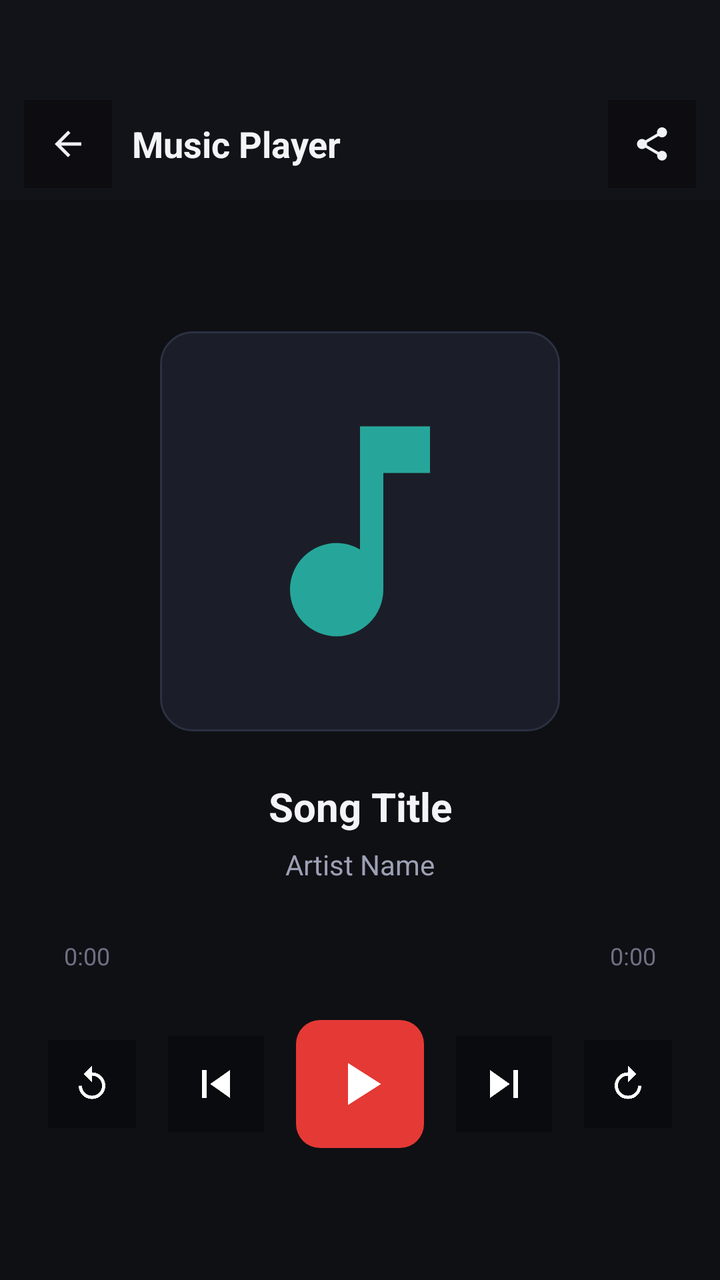
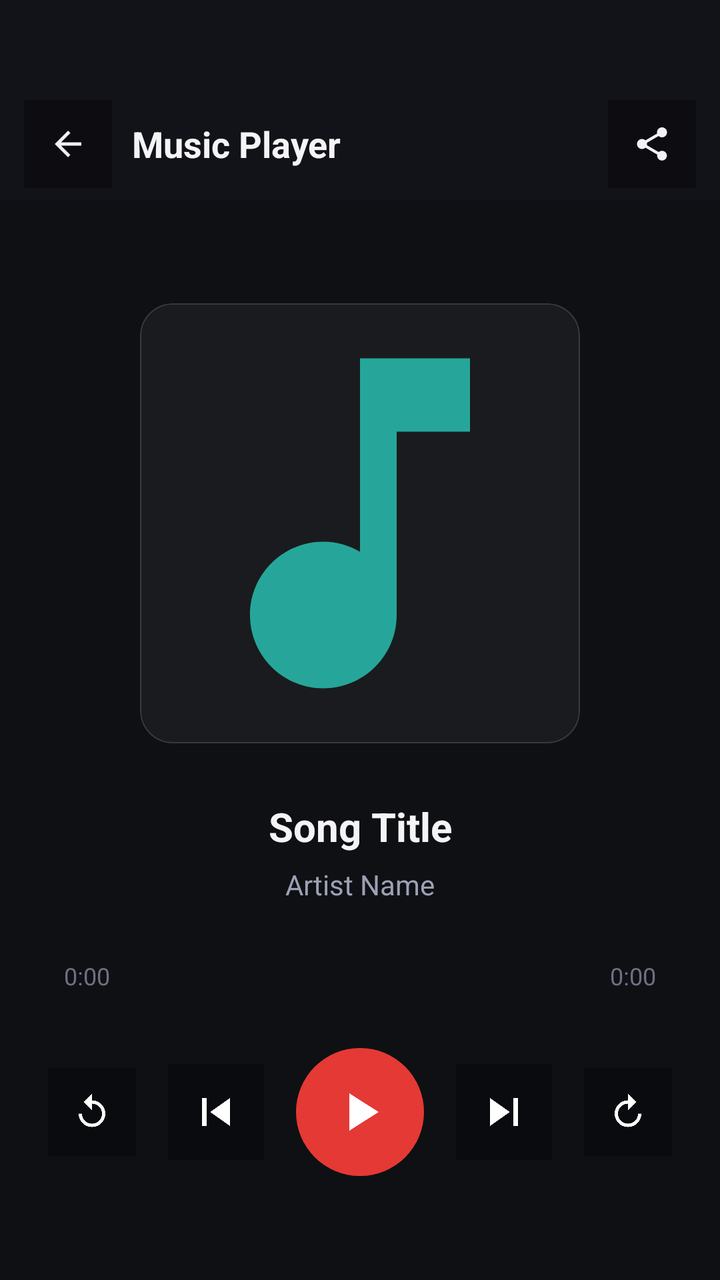

The first picture is an Android layout as it rendered before a commit; the second is the same layout after the commit. The layout source and the unified diff follow.
<!-- AndroidManifest.xml: application theme Theme.ArtrawFiles -->
<!-- res/layout/activity_audio_player.xml -->
<?xml version="1.0" encoding="utf-8"?>
<LinearLayout xmlns:android="http://schemas.android.com/apk/res/android"
    android:id="@+id/rootAudioPlayer"
    android:layout_width="match_parent"
    android:layout_height="match_parent"
    android:orientation="vertical"
    android:background="@drawable/bg_heaven_gradient">

    
    <LinearLayout
        android:id="@+id/headerAudio"
        android:layout_width="match_parent"
        android:layout_height="wrap_content"
        android:orientation="vertical"
        android:background="@color/aurora_background_surface">

        <View
            android:id="@+id/statusBarSpacerAudio"
            android:layout_width="match_parent"
            android:layout_height="44dp" />

        <RelativeLayout
            android:layout_width="match_parent"
            android:layout_height="56dp"
            android:paddingStart="12dp"
            android:paddingEnd="12dp">

            <ImageView
                android:id="@+id/btnBackAudio"
                android:layout_width="44dp"
                android:layout_height="44dp"
                android:layout_alignParentStart="true"
                android:layout_centerVertical="true"
                android:padding="12dp"
                android:background="@drawable/ripple_aurora"
                android:src="@drawable/ic_arrow_back"
                android:contentDescription="@string/content_back" />

            <TextView
                android:id="@+id/tvHeaderTitleAudio"
                android:layout_width="wrap_content"
                android:layout_height="wrap_content"
                android:layout_centerVertical="true"
                android:layout_marginStart="10dp"
                android:layout_toEndOf="@id/btnBackAudio"
                android:layout_toStartOf="@id/btnShareAudio"
                android:text="Music Player"
                android:textStyle="bold"
                android:textColor="@color/aurora_text_primary"
                android:textSize="18sp" />

            <ImageView
                android:id="@+id/btnShareAudio"
                android:layout_width="44dp"
                android:layout_height="44dp"
                android:layout_alignParentEnd="true"
                android:layout_centerVertical="true"
                android:background="@drawable/ripple_aurora"
                android:padding="12dp"
                android:src="@drawable/ic_share"
                android:contentDescription="@string/content_share" />
        </RelativeLayout>
    </LinearLayout>

    
    <LinearLayout
        android:layout_width="match_parent"
        android:layout_height="0dp"
        android:layout_weight="1"
        android:orientation="vertical"
        android:gravity="center"
        android:padding="24dp">

        
        <FrameLayout
            android:layout_width="200dp"
            android:layout_height="200dp"
            android:background="@drawable/bg_glass_clay_card_elevated"
            android:layout_marginBottom="24dp">

            <ImageView
                android:id="@+id/imgAlbumArt"
                android:layout_width="140dp"
                android:layout_height="140dp"
                android:layout_gravity="center"
                android:src="@drawable/ic_audio" />
        </FrameLayout>

        
        <TextView
            android:id="@+id/tvTrackTitle"
            android:layout_width="match_parent"
            android:layout_height="wrap_content"
            android:gravity="center"
            android:text="Song Title"
            android:textStyle="bold"
            android:textColor="@color/aurora_text_primary"
            android:textSize="20sp"
            android:ellipsize="marquee"
            android:singleLine="true" />

        <TextView
            android:id="@+id/tvTrackArtist"
            android:layout_width="match_parent"
            android:layout_height="wrap_content"
            android:layout_marginTop="6dp"
            android:gravity="center"
            android:text="Artist Name"
            android:textColor="@color/aurora_text_secondary"
            android:textSize="14sp" />

        
        <SeekBar
            android:id="@+id/seekBarAudio"
            android:layout_width="match_parent"
            android:layout_height="wrap_content"
            android:layout_marginTop="24dp"
            android:progressBackgroundTint="@color/aurora_outline"
            android:progressTint="@color/aurora_primary"
            android:thumbTint="@color/aurora_primary" />

        <RelativeLayout
            android:layout_width="match_parent"
            android:layout_height="wrap_content"
            android:layout_marginTop="4dp"
            android:paddingStart="8dp"
            android:paddingEnd="8dp">

            <TextView
                android:id="@+id/tvCurrentTime"
                android:layout_width="wrap_content"
                android:layout_height="wrap_content"
                android:layout_alignParentStart="true"
                android:text="0:00"
                android:textColor="@color/aurora_text_tertiary"
                android:textSize="12sp" />

            <TextView
                android:id="@+id/tvTotalTime"
                android:layout_width="wrap_content"
                android:layout_height="wrap_content"
                android:layout_alignParentEnd="true"
                android:text="0:00"
                android:textColor="@color/aurora_text_tertiary"
                android:textSize="12sp" />
        </RelativeLayout>

        
        <LinearLayout
            android:layout_width="match_parent"
            android:layout_height="wrap_content"
            android:layout_marginTop="24dp"
            android:gravity="center"
            android:orientation="horizontal">

            <ImageView
                android:id="@+id/btnReplay10"
                android:layout_width="44dp"
                android:layout_height="44dp"
                android:layout_marginEnd="16dp"
                android:background="@drawable/ripple_aurora"
                android:padding="12dp"
                android:src="@drawable/ic_replay_10"
                android:contentDescription="@string/content_refresh" />

            <ImageView
                android:id="@+id/btnPrevTrack"
                android:layout_width="48dp"
                android:layout_height="48dp"
                android:layout_marginEnd="16dp"
                android:background="@drawable/ripple_aurora"
                android:padding="10dp"
                android:src="@drawable/ic_skip_previous"
                android:contentDescription="@string/content_skip_previous" />

            <FrameLayout
                android:id="@+id/btnPlayPauseAudio"
                android:layout_width="64dp"
                android:layout_height="64dp"
                android:background="@drawable/bg_glass_clay_button_primary">

                <ImageView
                    android:id="@+id/imgPlayPause"
                    android:layout_width="36dp"
                    android:layout_height="36dp"
                    android:layout_gravity="center"
                    android:src="@drawable/ic_play"
                    android:contentDescription="@string/content_play_pause" />
            </FrameLayout>

            <ImageView
                android:id="@+id/btnNextTrack"
                android:layout_width="48dp"
                android:layout_height="48dp"
                android:layout_marginStart="16dp"
                android:background="@drawable/ripple_aurora"
                android:padding="10dp"
                android:src="@drawable/ic_skip_next"
                android:contentDescription="@string/content_skip_next" />

            <ImageView
                android:id="@+id/btnForward10"
                android:layout_width="44dp"
                android:layout_height="44dp"
                android:layout_marginStart="16dp"
                android:background="@drawable/ripple_aurora"
                android:padding="12dp"
                android:src="@drawable/ic_forward_10"
                android:contentDescription="@string/content_forward_10" />
        </LinearLayout>
    </LinearLayout>
    </LinearLayout>
<!-- resources referenced by this layout -->
<resources>
  <color name="aurora_background_surface">#121318</color>
  <color name="aurora_outline">#232635</color>
  <color name="aurora_primary">#E53935</color>
  <color name="aurora_text_primary">#F4F4F7</color>
  <color name="aurora_text_secondary">#9DA0B4</color>
  <color name="aurora_text_tertiary">#6E7184</color>
  <!-- drawable bg_glass_clay_button_primary (drawable) -->
  <?xml version="1.0" encoding="utf-8"?>
  <selector xmlns:android="http://schemas.android.com/apk/res/android">
      <item android:state_pressed="true">
          <shape android:shape="rectangle">
              <solid android:color="#C62828" />
              <corners android:radius="12dp" />
          </shape>
      </item>
      <item>
          <shape android:shape="rectangle">
              <solid android:color="@color/aurora_primary" />
              <corners android:radius="12dp" />
          </shape>
      </item>
  </selector>
  <!-- drawable bg_glass_clay_card_elevated (drawable) -->
  <?xml version="1.0" encoding="utf-8"?>
  <shape xmlns:android="http://schemas.android.com/apk/res/android"
      android:shape="rectangle">
      <solid android:color="#1B1E28" />
      <corners android:radius="16dp" />
      <stroke
          android:width="1dp"
          android:color="#2C3042" />
  </shape>
  <!-- drawable bg_heaven_gradient (drawable) -->
  <?xml version="1.0" encoding="utf-8"?>
  <shape xmlns:android="http://schemas.android.com/apk/res/android"
      android:shape="rectangle">
      <solid android:color="#0F1014" />
  </shape>
  <!-- drawable ic_arrow_back (drawable) -->
  <vector xmlns:android="http://schemas.android.com/apk/res/android"
      android:width="24dp"
      android:height="24dp"
      android:viewportWidth="24"
      android:viewportHeight="24">
      <path
          android:fillColor="#F0F2F5"
          android:pathData="M20,11H7.83l5.59,-5.59L12,4l-8,8 8,8 1.41,-1.41L7.83,13H20v-2z"/>
  </vector>
  <!-- drawable ic_audio (drawable) -->
  <vector xmlns:android="http://schemas.android.com/apk/res/android"
      android:width="24dp"
      android:height="24dp"
      android:viewportWidth="24"
      android:viewportHeight="24">
      <path
          android:fillColor="#26A69A"
          android:pathData="M12,3v10.55c-0.59,-0.34 -1.27,-0.55 -2,-0.55 -2.21,0 -4,1.79 -4,4s1.79,4 4,4 4,-1.79 4,-4V7h4V3h-6z"/>
  </vector>
  <!-- drawable ic_play (drawable) -->
  <vector xmlns:android="http://schemas.android.com/apk/res/android"
      android:width="24dp"
      android:height="24dp"
      android:viewportWidth="24"
      android:viewportHeight="24">
      <path
          android:fillColor="@android:color/white"
          android:pathData="M8,5v14l11,-7z"/>
  </vector>
  <!-- drawable ic_skip_next (drawable) -->
  <vector xmlns:android="http://schemas.android.com/apk/res/android"
      android:width="24dp"
      android:height="24dp"
      android:viewportWidth="24"
      android:viewportHeight="24">
      <path
          android:fillColor="@android:color/white"
          android:pathData="M6,18l8.5,-6L6,6v12zM16,6v12h2V6h-2z"/>
  </vector>
  <!-- drawable ic_skip_previous (drawable) -->
  <vector xmlns:android="http://schemas.android.com/apk/res/android"
      android:width="24dp"
      android:height="24dp"
      android:viewportWidth="24"
      android:viewportHeight="24">
      <path
          android:fillColor="@android:color/white"
          android:pathData="M6,6h2v12H6zm3.5,6l8.5,6V6z"/>
  </vector>
  <string name="content_back">Back</string>
  <string name="content_forward_10">Forward 10s</string>
  <string name="content_play_pause">Play/Pause</string>
  <string name="content_refresh">Refresh</string>
  <string name="content_share">Share</string>
  <string name="content_skip_next">Next</string>
  <string name="content_skip_previous">Previous</string>
  <color name="aurora_shadow_soft">#4D000000</color>
  <color name="aurora_crimson_dark">#B71C1C</color>
  <color name="aurora_secondary">#FF8C42</color>
  <color name="aurora_background_deep">#0F1014</color>
  <!-- unchanged entries left out for length: 6 -->
</resources>

<!-- the commit's change to res/layout/activity_audio_player.xml (unified diff, before → after) -->
@@ -4,7 +4,7 @@
     android:layout_width="match_parent"
     android:layout_height="match_parent"
     android:orientation="vertical"
-    android:background="@drawable/bg_heaven_gradient">
+    android:background="@color/aurora_background_deep">
 
     
     <LinearLayout
@@ -73,16 +73,17 @@
 
         
         <FrameLayout
-            android:layout_width="200dp"
-            android:layout_height="200dp"
-            android:background="@drawable/bg_glass_clay_card_elevated"
-            android:layout_marginBottom="24dp">
+            android:layout_width="220dp"
+            android:layout_height="220dp"
+            android:background="@drawable/bg_card_material"
+            android:clipToOutline="true"
+            android:layout_marginBottom="28dp">
 
             <ImageView
                 android:id="@+id/imgAlbumArt"
-                android:layout_width="140dp"
-                android:layout_height="140dp"
-                android:layout_gravity="center"
+                android:layout_width="match_parent"
+                android:layout_height="match_parent"
+                android:scaleType="centerCrop"
                 android:src="@drawable/ic_audio" />
         </FrameLayout>
 
@@ -149,7 +150,7 @@
         <LinearLayout
             android:layout_width="match_parent"
             android:layout_height="wrap_content"
-            android:layout_marginTop="24dp"
+            android:layout_marginTop="28dp"
             android:gravity="center"
             android:orientation="horizontal">
 
@@ -177,12 +178,12 @@
                 android:id="@+id/btnPlayPauseAudio"
                 android:layout_width="64dp"
                 android:layout_height="64dp"
-                android:background="@drawable/bg_glass_clay_button_primary">
+                android:background="@drawable/bg_circle_play_primary">
 
                 <ImageView
                     android:id="@+id/imgPlayPause"
-                    android:layout_width="36dp"
-                    android:layout_height="36dp"
+                    android:layout_width="32dp"
+                    android:layout_height="32dp"
                     android:layout_gravity="center"
                     android:src="@drawable/ic_play"
                     android:contentDescription="@string/content_play_pause" />
@@ -209,4 +210,4 @@
                 android:contentDescription="@string/content_forward_10" />
         </LinearLayout>
     </LinearLayout>
-    </LinearLayout>
+</LinearLayout>
<!-- resource entries referenced after the edit -->
@@ -6,32 +6,26 @@
   <color name="aurora_text_primary">#F4F4F7</color>
   <color name="aurora_text_secondary">#9DA0B4</color>
   <color name="aurora_text_tertiary">#6E7184</color>
-  <!-- drawable bg_glass_clay_button_primary (drawable) -->
-  <?xml version="1.0" encoding="utf-8"?>
-  <selector xmlns:android="http://schemas.android.com/apk/res/android">
-      <item android:state_pressed="true">
-          <shape android:shape="rectangle">
-              <solid android:color="#C62828" />
-              <corners android:radius="12dp" />
-          </shape>
-      </item>
-      <item>
-          <shape android:shape="rectangle">
-              <solid android:color="@color/aurora_primary" />
-              <corners android:radius="12dp" />
-          </shape>
-      </item>
-  </selector>
-  <!-- drawable bg_glass_clay_card_elevated (drawable) -->
+  <!-- drawable bg_card_material (drawable) -->
   <?xml version="1.0" encoding="utf-8"?>
   <shape xmlns:android="http://schemas.android.com/apk/res/android"
       android:shape="rectangle">
-      <solid android:color="#1B1E28" />
+      <solid android:color="@color/md_theme_surface" />
       <corners android:radius="16dp" />
       <stroke
-          android:width="1dp"
-          android:color="#2C3042" />
+          android:width="0.5dp"
+          android:color="@color/md_theme_outlineVariant" />
   </shape>
+  <!-- drawable bg_circle_play_primary (drawable) -->
+  <?xml version="1.0" encoding="utf-8"?>
+  <ripple xmlns:android="http://schemas.android.com/apk/res/android"
+      android:color="#40FFFFFF">
+      <item>
+          <shape android:shape="oval">
+              <solid android:color="@color/aurora_primary" />
+          </shape>
+      </item>
+  </ripple>
   <!-- drawable bg_heaven_gradient (drawable) -->
   <?xml version="1.0" encoding="utf-8"?>
   <shape xmlns:android="http://schemas.android.com/apk/res/android"
@@ -95,6 +89,8 @@
   <string name="content_share">Share</string>
   <string name="content_skip_next">Next</string>
   <string name="content_skip_previous">Previous</string>
+  <color name="md_theme_surface">#1A1B1E</color>
+  <color name="md_theme_outlineVariant">#3A3740</color>
   <color name="aurora_shadow_soft">#4D000000</color>
   <color name="aurora_crimson_dark">#B71C1C</color>
   <color name="aurora_secondary">#FF8C42</color>
